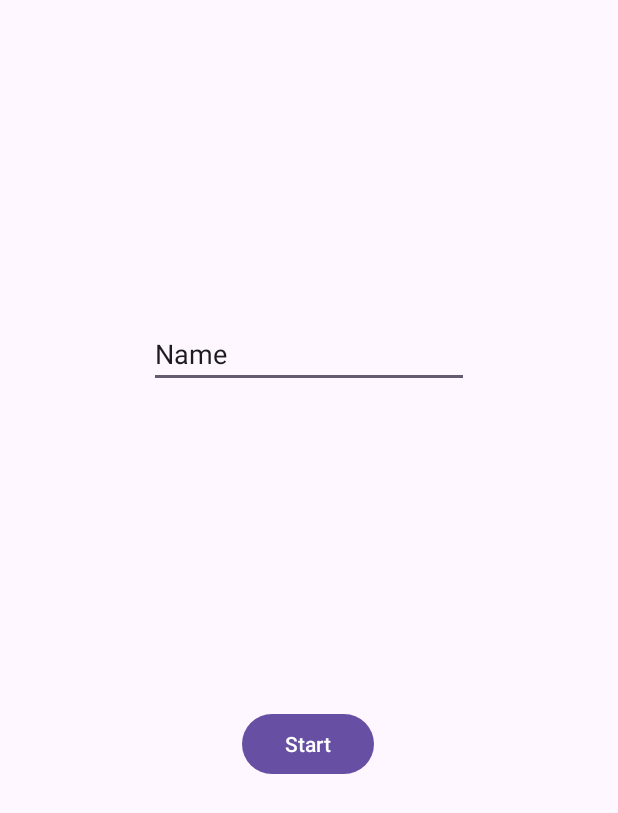
After one commit to Actulus/Android-2023, an Android app: the layout activity_splash.xml on its own in the app's theme, with its tools: preview values and no code run, on a phone screen of 412 x 824 dp. The commit adds this screen. Shown: the top 813 px of the screen. Run offline under Robolectric (Android 15) with nearby library versions, the phone set to English and light mode, and no system bars.

Commit message:
lab4 - Starting with Android

```diff
--- a/android-project/app/src/main/res/layout/activity_main.xml
+++ b/android-project/app/src/main/res/layout/activity_main.xml
@@ -7,9 +7,10 @@
         android:layout_height="match_parent"
         tools:context=".MainActivity">
     <TextView
+            android:id="@+id/userInputTextView"
             android:layout_width="wrap_content"
             android:layout_height="wrap_content"
-            android:text="Hello World!"
+            android:text="@string/user_input_hint"
             app:layout_constraintBottom_toBottomOf="parent"
             app:layout_constraintStart_toStartOf="parent"
             app:layout_constraintEnd_toEndOf="parent"
--- /dev/null
+++ b/android-project/app/src/main/res/layout/activity_splash.xml
@@ -0,0 +1,31 @@
+<?xml version="1.0" encoding="utf-8"?>
+<androidx.constraintlayout.widget.ConstraintLayout xmlns:android="http://schemas.android.com/apk/res/android"
+    xmlns:app="http://schemas.android.com/apk/res-auto"
+    xmlns:tools="http://schemas.android.com/tools"
+    android:layout_width="match_parent"
+    android:layout_height="match_parent">
+
+    <Button
+        android:id="@+id/startButton"
+        android:layout_width="wrap_content"
+        android:layout_height="wrap_content"
+        android:layout_marginBottom="304dp"
+        android:text="@string/start_button"
+        app:layout_constraintBottom_toBottomOf="parent"
+        app:layout_constraintEnd_toEndOf="parent"
+        app:layout_constraintHorizontal_bias="0.498"
+        app:layout_constraintStart_toStartOf="parent" />
+
+    <EditText
+        android:id="@+id/userInputEditText"
+        android:layout_width="wrap_content"
+        android:layout_height="wrap_content"
+        android:ems="10"
+        android:inputType="text"
+        android:text="Name"
+        app:layout_constraintBottom_toTopOf="@+id/startButton"
+        app:layout_constraintEnd_toEndOf="parent"
+        app:layout_constraintStart_toStartOf="parent"
+        app:layout_constraintTop_toTopOf="parent" />
+
+</androidx.constraintlayout.widget.ConstraintLayout>
--- a/android-project/app/src/main/res/values/strings.xml
+++ b/android-project/app/src/main/res/values/strings.xml
@@ -1,3 +1,5 @@
 <resources>
     <string name="app_name">RecipesApp</string>
+    <string name="start_button">Start</string>
+    <string name="user_input_hint">Enter your name</string>
 </resources>
```
Also changed, not shown: android-project/app/build.gradle.kts (+7 -1 lines), android-project/app/src/main/AndroidManifest.xml (+6 -1 lines), android-project/app/src/main/java/com/tasty/recipesapp/MainActivity.kt (+39 -0 lines), android-project/app/src/main/java/com/tasty/recipesapp/SplashActivity.kt (added, +53 -0 lines).
